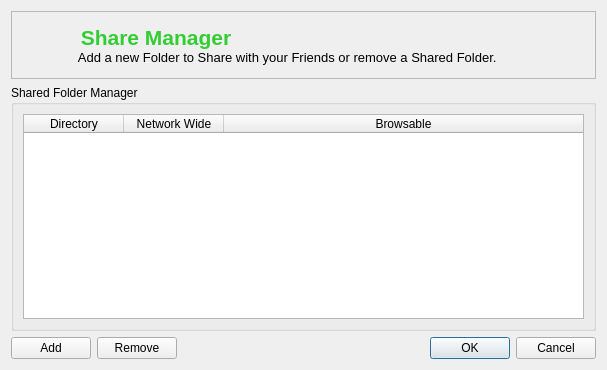
The window that retroshare-gui/src/gui/ShareManager.ui (RetroShare/RetroShare) describes before a commit, drawn with Qt 5.
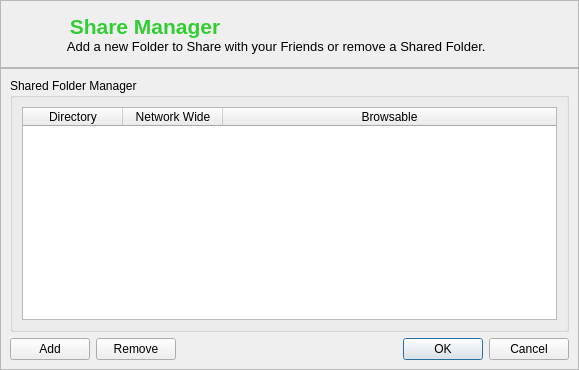
The same window after the commit. Icons and pictures are not drawn.

Commit message: improved ShareManager layout

Patch:
```diff
--- a/retroshare-gui/src/gui/ShareManager.ui
+++ b/retroshare-gui/src/gui/ShareManager.ui
@@ -6,7 +6,7 @@
    <rect>
     <x>0</x>
     <y>0</y>
-    <width>607</width>
+    <width>579</width>
     <height>370</height>
    </rect>
   </property>
@@ -17,8 +17,14 @@
    <iconset resource="images.qrc">
     <normaloff>:/images/rstray3.png</normaloff>:/images/rstray3.png</iconset>
   </property>
-  <layout class="QGridLayout" name="gridLayout_2">
-   <item row="0" column="0" colspan="4">
+  <layout class="QGridLayout" name="gridLayout_3">
+   <property name="margin">
+    <number>0</number>
+   </property>
+   <property name="spacing">
+    <number>0</number>
+   </property>
+   <item row="0" column="0">
     <widget class="QFrame" name="frame">
      <property name="styleSheet">
       <string notr="true">QFrame#frame{background-image: url(:/images/connect/connectFriendBanner.png)}
@@ -31,6 +37,9 @@
       <enum>QFrame::Raised</enum>
      </property>
      <layout class="QGridLayout" name="gridLayout">
+      <property name="leftMargin">
+       <number>9</number>
+      </property>
       <item row="0" column="0">
        <widget class="QLabel" name="piclabel">
         <property name="minimumSize">
@@ -74,7 +83,16 @@
      </layout>
     </widget>
    </item>
-   <item row="1" column="0" colspan="4">
+   <item row="1" column="0">
+    <widget class="QFrame" name="frame_2">
+     <property name="frameShape">
+      <enum>QFrame::StyledPanel</enum>
+     </property>
+     <property name="frameShadow">
+      <enum>QFrame::Raised</enum>
+     </property>
+     <layout class="QGridLayout" name="gridLayout_2">
+      <item row="0" column="0" colspan="4">
     <widget class="QGroupBox" name="groupBox">
      <property name="title">
       <string>Shared Folder Manager</string>
@@ -138,7 +156,7 @@
      </layout>
     </widget>
    </item>
-   <item row="2" column="0">
+      <item row="1" column="0">
     <widget class="QPushButton" name="addButton">
      <property name="minimumSize">
       <size>
@@ -163,7 +181,7 @@
      </property>
     </widget>
    </item>
-   <item row="2" column="1">
+      <item row="1" column="1">
     <widget class="QPushButton" name="removeButton">
      <property name="minimumSize">
       <size>
@@ -188,20 +206,20 @@
      </property>
     </widget>
    </item>
-   <item row="2" column="2">
+      <item row="1" column="2">
     <spacer>
      <property name="orientation">
       <enum>Qt::Horizontal</enum>
      </property>
      <property name="sizeHint" stdset="0">
       <size>
-       <width>101</width>
+          <width>191</width>
        <height>20</height>
       </size>
      </property>
     </spacer>
    </item>
-   <item row="2" column="3">
+      <item row="1" column="3">
     <widget class="QDialogButtonBox" name="buttonBox">
      <property name="orientation">
       <enum>Qt::Horizontal</enum>
@@ -209,6 +227,9 @@
      <property name="standardButtons">
       <set>QDialogButtonBox::Cancel|QDialogButtonBox::Ok</set>
      </property>
+       </widget>
+      </item>
+     </layout>
     </widget>
    </item>
   </layout>
```
Lines whose indentation alone changed are shown as unchanged.
